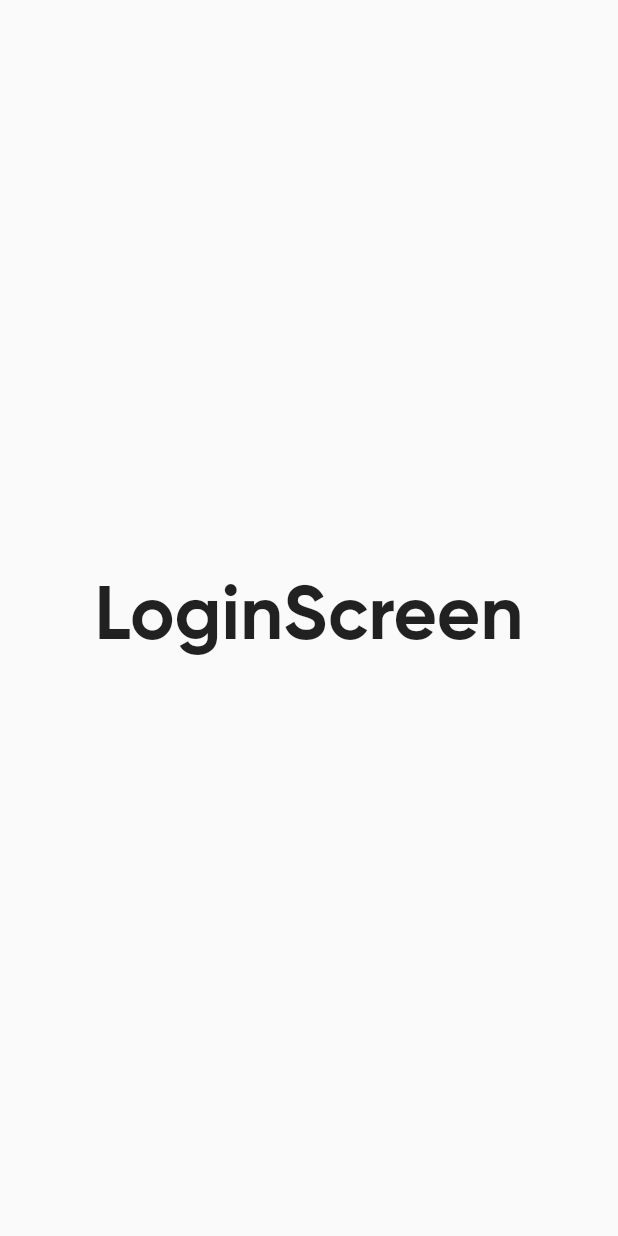
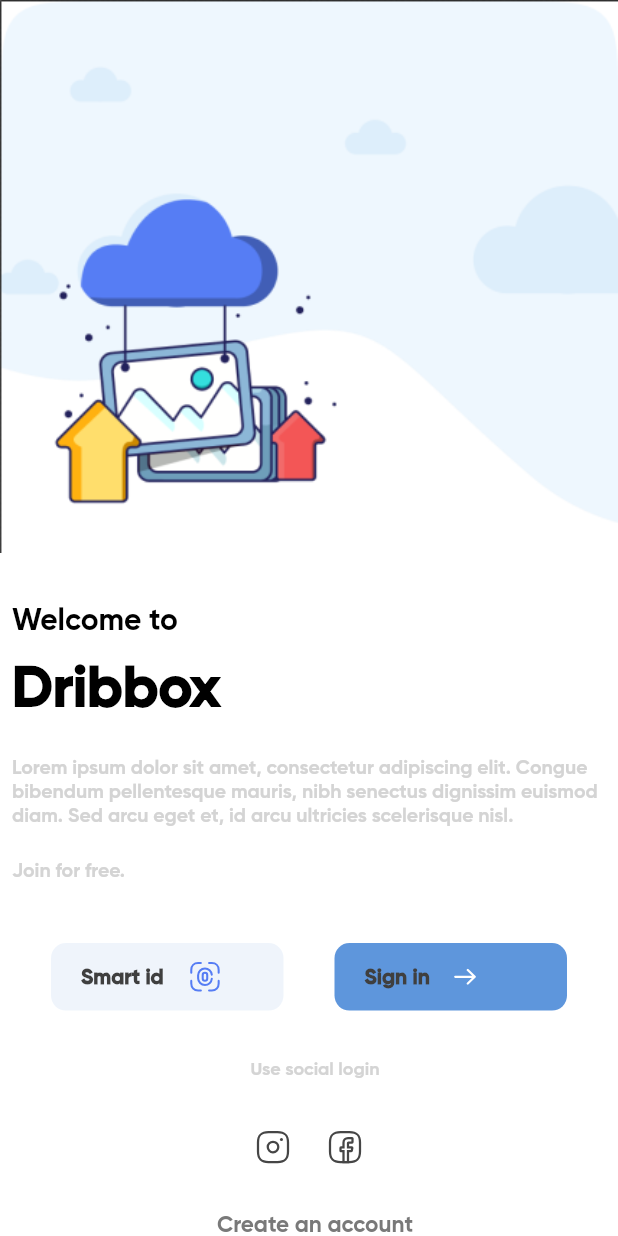
Before and after one commit to reda2032/dropbox_clone_ui, a Flutter app: the screen it shows after launch, on a phone screen of 412 x 824 dp. Run offline on Flutter 3.47's test engine with Material 2 defaults, Android fonts, the phone set to English and light mode, and no system bars; our stand-ins replace flutter_svg.

Commit message:
LoginScreen

```diff
--- a/lib/config/themes/app_theme.dart
+++ b/lib/config/themes/app_theme.dart
@@ -6,7 +6,7 @@ import '../../core/utils/app_values.dart';
 ThemeData getApplicationTheme() {
   return ThemeData(
       // main colors
-
+      scaffoldBackgroundColor: AppColor.whiteColor,
       primaryColor: AppColor.whiteColor,
       appBarTheme: const AppBarTheme(
         centerTitle: true,
--- a/lib/core/utils/app_assets.dart
+++ b/lib/core/utils/app_assets.dart
@@ -2,6 +2,7 @@ const String imagePath = "assets/images";
 
 class AppImage {
   static const String proLabel = "$imagePath/pro_label.svg";
+  static const String dropboxLogo = "$imagePath/dropbox_logo.png";
 }
 
 class AppIcons {
@@ -30,4 +31,10 @@ class AppIcons {
   static const String settingIcon = "$imagePath/setting_icon.svg";
   static const String sortIcon = "$imagePath/sort_icon.svg";
   static const String wordIcon = "$imagePath/word_icon.svg";
+  static const String facebookIcon = "$imagePath/facebookIcon.svg";
+  static const String instagramIcon = "$imagePath/instagramIcon.svg";
+  static const String arrowRightSignIn = "$imagePath/arrow_right_sign_in.svg";
+  static const String smartId = "$imagePath/smartId.svg";
 }
+
+//'assets/images/arrow_right_sign_in.svg'
--- a/lib/core/utils/app_color.dart
+++ b/lib/core/utils/app_color.dart
@@ -10,6 +10,7 @@ class AppColor {
   static const purpleColor = Color(0xff22215B);
 
   static const blueColor = Color(0xff567DF4);
+  static const blue = Color(0xff5E96DC);
   static const yellowColor = Color(0xffF3C939);
   static const redColor = Color(0xffF45656);
   static const greenColor = Color(0xff34DEDE);
--- a/lib/core/utils/app_strings.dart
+++ b/lib/core/utils/app_strings.dart
@@ -1,7 +1,18 @@
 class AppStrings {
   static const noRouteFound = "noRouteFound";
 
+  //  Page # login
+
+  static const welcomeTo = "Welcome to";
+  static const dribbox = "Dribbox";
+  static const dribboxInfo =
+      "Lorem ipsum dolor sit amet, consectetur adipiscing elit. Congue bibendum pellentesque mauris, nibh senectus dignissim euismod diam. Sed arcu eget et, id arcu ultricies scelerisque nisl.";
   static const ok = "ok";
+  static const smartId = "Smart id";
+  static const signIn = "Sign in";
+  static const useSocialLogin = "Use social login";
+  static const createAnAccount = "Create an account";
+  static const joinForFree = "Join for free.";
 
   static const register = "register";
 
--- /dev/null
+++ b/lib/core/utils/size_config.dart
@@ -0,0 +1,17 @@
+import 'package:flutter/material.dart';
+
+class SizeConfig {
+  static MediaQueryData? _mediaQueryData;
+  static double? screenWidth;
+  static double? screenHeight;
+  static double? blockSizeHorizontal;
+  static double? blockSizeVertical;
+
+  void init(BuildContext context) {
+    _mediaQueryData = MediaQuery.of(context);
+    screenWidth = _mediaQueryData!.size.width;
+    screenHeight = _mediaQueryData!.size.height;
+    blockSizeHorizontal = screenWidth! / 100;
+    blockSizeVertical = screenHeight! / 100;
+  }
+}
--- /dev/null
+++ b/lib/core/widgets/customMaterialButton.dart
@@ -0,0 +1,56 @@
+import 'package:flutter/material.dart';
+import 'package:flutter_svg/svg.dart';
+
+import 'custom_text.dart';
+
+class CustomMaterialButton extends StatelessWidget {
+  final Color buttonColor;
+
+  final String navigatorScreen;
+
+  final String imagePath;
+
+  final String label;
+  final double padding;
+  final TextStyle textStyles;
+
+  const CustomMaterialButton({
+    Key? key,
+    required this.buttonColor,
+    required this.navigatorScreen,
+    required this.imagePath,
+    required this.label,
+    required this.padding,
+    required this.textStyles,
+  }) : super(key: key);
+
+  @override
+  Widget build(BuildContext context) {
+    return Container(
+      height: 45,
+      width: 155,
+      decoration: BoxDecoration(
+        borderRadius: BorderRadius.circular(10),
+        color: buttonColor,
+      ),
+      child: MaterialButton(
+        padding: const EdgeInsets.all(12),
+        minWidth: 150,
+        onPressed: () {
+          Navigator.pushReplacementNamed(context, navigatorScreen);
+        },
+        child: Row(
+          children: [
+            CustomText(
+              label: label,
+              padding: padding,
+              textStyles: textStyles,
+            ),
+            const SizedBox(width: 16),
+            SvgPicture.asset(imagePath),
+          ],
+        ),
+      ),
+    );
+  }
+}
--- /dev/null
+++ b/lib/core/widgets/custom_text.dart
@@ -0,0 +1,29 @@
+import 'package:flutter/material.dart';
+
+import '../utils/app_values.dart';
+
+// ignore: camel_case_types
+class CustomText extends StatelessWidget {
+  final String label;
+  final double padding;
+  final TextStyle textStyles;
+  const CustomText({
+    super.key,
+    required this.label,
+    required this.padding,
+    required this.textStyles,
+  });
+
+  @override
+  Widget build(BuildContext context) {
+    return Padding(
+      padding: EdgeInsets.only(left: AppPadding.p8, top: padding),
+      child: Text(
+        label,
+        style: textStyles,
+      ),
+
+      //   Dribbox
+    );
+  }
+}
--- a/lib/features/login/login_screen.dart
+++ b/lib/features/login/login_screen.dart
@@ -1,17 +1,117 @@
+import 'package:dropbox_clone_ui/core/utils/app_color.dart';
 import 'package:flutter/material.dart';
+import 'package:flutter_svg/flutter_svg.dart';
+
+import '../../core/utils/app_assets.dart';
+import '../../core/utils/app_strings.dart';
+import '../../core/utils/app_styles.dart';
+import '../../core/utils/app_values.dart';
+import '../../core/widgets/customMaterialButton.dart';
+import '../../core/widgets/custom_text.dart';
 
 class LoginScreen extends StatelessWidget {
   const LoginScreen({Key? key}) : super(key: key);
 
   @override
   Widget build(BuildContext context) {
-    return const Scaffold(
-      body: Center(
-        child: Text(
-          'LoginScreen',
-          style: TextStyle(fontSize: 50),
+    return SafeArea(
+      child: Scaffold(
+          body: SingleChildScrollView(
+        child: Column(
+          crossAxisAlignment: CrossAxisAlignment.start,
+          children: [
+            const Image(
+              image: AssetImage(
+                AppImage.dropboxLogo, //  todo
+              ),
+              fit: BoxFit.cover,
+            ),
+            const SizedBox(height: 31),
+            const CustomText(
+              label: AppStrings.welcomeTo,
+              padding: AppPadding.p2,
+              textStyles: Styles.textStyle20,
+            ),
+            const SizedBox(height: 8), // todo change the hard code
+            const CustomText(
+              label: AppStrings.dribbox,
+              padding: AppPadding.p2,
+              textStyles: Styles.textStyle38,
+            ),
+            const SizedBox(height: 18),
+            const CustomText(
+              label: AppStrings.dribboxInfo,
+              padding: AppPadding.p2,
+              textStyles: Styles.textStyle13,
+            ),
+            const SizedBox(height: 19),
+            const CustomText(
+              label: AppStrings.joinForFree,
+              padding: AppPadding.p2,
+              textStyles: Styles.textStyle13,
+            ),
+            const SizedBox(height: 40),
+            Row(
+              mainAxisAlignment: MainAxisAlignment.spaceEvenly,
+              children: [
+                CustomMaterialButton(
+                  navigatorScreen: '/home',
+                  imagePath: AppIcons.smartId,
+                  buttonColor: AppColor.blue.withOpacity(0.10),
+                  textStyles: Styles.textStyle14,
+                  padding: AppPadding.p2,
+                  label: AppStrings.smartId,
+                ),
+                const CustomMaterialButton(
+                  navigatorScreen: '/home',
+                  imagePath: AppIcons.arrowRightSignIn,
+                  buttonColor: AppColor.blue,
+                  textStyles: Styles.textStyle14,
+                  padding: AppPadding.p2,
+                  label: AppStrings.signIn,
+                ),
+              ],
+            ),
+            const SizedBox(height: 28),
+            const Align(
+              alignment: Alignment.center,
+              child: CustomText(
+                label: AppStrings.useSocialLogin,
+                padding: AppPadding.p4,
+                textStyles: Styles.textStyle12,
+              ),
+            ),
+            const SizedBox(height: 20),
+            Row(
+              mainAxisAlignment: MainAxisAlignment.center,
+              children: [
+                IconButton(
+                  onPressed: () {},
+                  icon: SvgPicture.asset(AppIcons.instagramIcon),
+                ),
+                IconButton(
+                  onPressed: () {},
+                  icon: SvgPicture.asset(AppIcons.facebookIcon),
+                ),
+              ],
+            ),
+            const SizedBox(height: 4),
+            Align(
+              alignment: Alignment.center,
+              child: TextButton(
+                onPressed: () {},
+                child: const CustomText(
+                  label: AppStrings.createAnAccount,
+                  padding: AppPadding.p2,
+                  textStyles: Styles.textStyle15,
+                ),
+              ),
+            ),
+          ],
         ),
-      ),
+      )),
     );
   }
 }
+
+// ignore: camel_case_types
```
Also changed, not shown: assets/images/arrow_right_sign_in.svg (added), assets/images/dropbox_logo.png (added), assets/images/facebookIcon.svg (added), assets/images/instagramIcon.svg (added), assets/images/smartId.svg (added), assets/images/test.svg (added), 1 other file.
